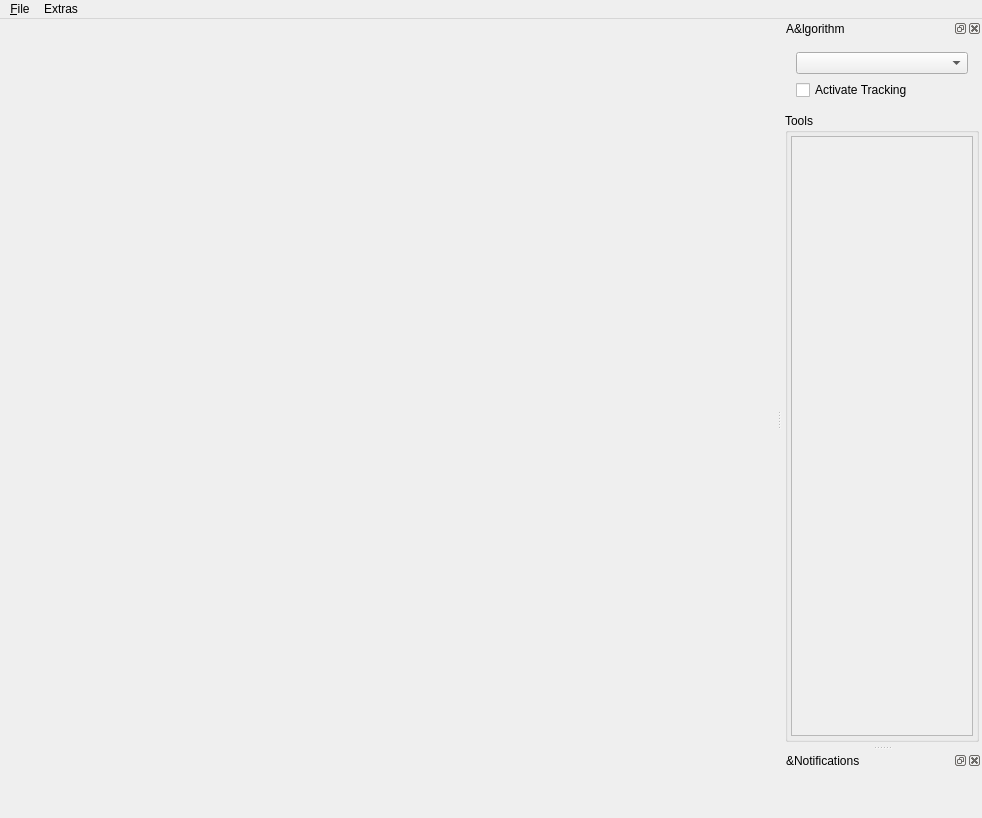
The window that BioTracker/CoreApp/BioTracker/View/MainWindow.ui (BioroboticsLab/biotracker_core) describes before a commit, drawn with Qt 5.
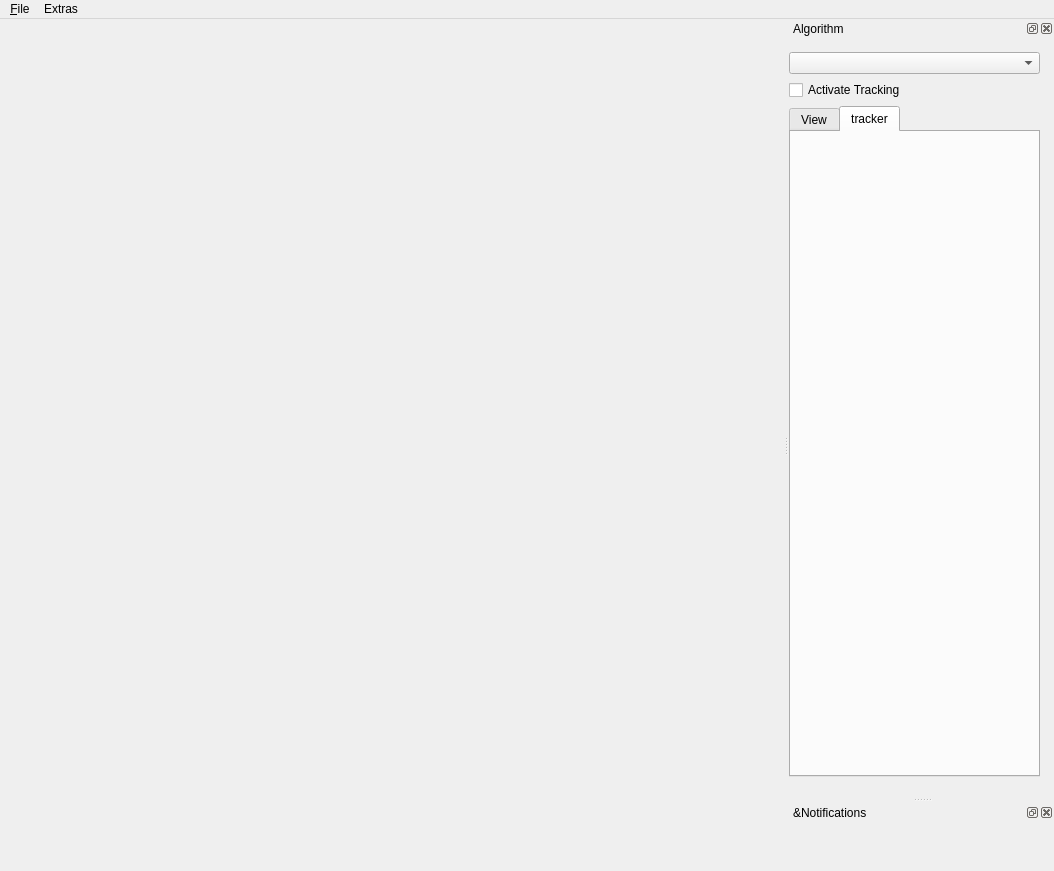
The same window after the commit.

Diff of the .ui file:
```diff
--- a/BioTracker/CoreApp/BioTracker/View/MainWindow.ui
+++ b/BioTracker/CoreApp/BioTracker/View/MainWindow.ui
@@ -6,8 +6,8 @@
    <rect>
     <x>0</x>
     <y>0</y>
-    <width>982</width>
-    <height>818</height>
+    <width>1054</width>
+    <height>871</height>
    </rect>
   </property>
   <property name="windowTitle">
@@ -158,7 +158,7 @@
     <rect>
      <x>0</x>
      <y>0</y>
-     <width>982</width>
+     <width>1054</width>
      <height>21</height>
     </rect>
    </property>
@@ -192,8 +192,8 @@
    </property>
    <property name="minimumSize">
     <size>
-     <width>200</width>
-     <height>207</height>
+     <width>265</width>
+     <height>218</height>
     </size>
    </property>
    <property name="sizeIncrement">
@@ -209,7 +209,7 @@
     </size>
    </property>
    <property name="windowTitle">
-    <string>A&amp;lgorithm</string>
+    <string>Algorithm</string>
    </property>
    <attribute name="dockWidgetArea">
     <number>2</number>
@@ -226,7 +226,7 @@
       <number>2</number>
      </property>
      <property name="leftMargin">
-      <number>3</number>
+      <number>0</number>
      </property>
      <property name="topMargin">
       <number>3</number>
@@ -252,12 +252,13 @@
         </size>
        </property>
        <layout class="QGridLayout" name="gridLayout">
+        <property name="leftMargin">
+         <number>0</number>
+        </property>
         <item row="0" column="0">
          <widget class="QComboBox" name="comboBox_TrackerSelect"/>
         </item>
         <item row="1" column="0">
-         <layout class="QHBoxLayout" name="horizontalLayout">
-          <item>
            <widget class="QCheckBox" name="checkBox_TrackingActivated">
             <property name="enabled">
              <bool>true</bool>
@@ -267,79 +268,38 @@
             </property>
            </widget>
           </item>
-         </layout>
-        </item>
-       </layout>
-      </widget>
-     </item>
-     <item>
-      <widget class="QGroupBox" name="groupBox_tools">
-       <property name="sizePolicy">
-        <sizepolicy hsizetype="MinimumExpanding" vsizetype="Expanding">
-         <horstretch>0</horstretch>
-         <verstretch>0</verstretch>
-        </sizepolicy>
-       </property>
-       <property name="title">
-        <string>Tools</string>
-       </property>
-       <property name="flat">
-        <bool>false</bool>
-       </property>
+        <item row="3" column="0">
+         <widget class="QWidget" name="widget" native="true">
        <layout class="QVBoxLayout" name="verticalLayout_4">
-        <property name="spacing">
-         <number>3</number>
-        </property>
         <property name="leftMargin">
-         <number>3</number>
+            <number>0</number>
         </property>
         <property name="topMargin">
-         <number>3</number>
+            <number>0</number>
         </property>
         <property name="rightMargin">
-         <number>3</number>
+            <number>0</number>
         </property>
         <property name="bottomMargin">
-         <number>3</number>
-        </property>
-        <item>
-         <widget class="QScrollArea" name="scrollArea">
-          <property name="sizePolicy">
-           <sizepolicy hsizetype="MinimumExpanding" vsizetype="Expanding">
-            <horstretch>0</horstretch>
-            <verstretch>0</verstretch>
-           </sizepolicy>
-          </property>
-          <property name="frameShadow">
-           <enum>QFrame::Plain</enum>
-          </property>
-          <property name="lineWidth">
            <number>0</number>
           </property>
-          <property name="verticalScrollBarPolicy">
-           <enum>Qt::ScrollBarAsNeeded</enum>
+          </layout>
+         </widget>
+        </item>
+        <item row="2" column="0">
+         <widget class="QTabWidget" name="scrollArea">
+          <property name="currentIndex">
+           <number>1</number>
           </property>
-          <property name="horizontalScrollBarPolicy">
-           <enum>Qt::ScrollBarAlwaysOff</enum>
-          </property>
-          <property name="widgetResizable">
-           <bool>true</bool>
-          </property>
-          <widget class="QWidget" name="groupBoxContents">
-           <property name="geometry">
-            <rect>
-             <x>0</x>
-             <y>0</y>
-             <width>184</width>
-             <height>554</height>
-            </rect>
-           </property>
-           <property name="sizePolicy">
-            <sizepolicy hsizetype="MinimumExpanding" vsizetype="Expanding">
-             <horstretch>0</horstretch>
-             <verstretch>0</verstretch>
-            </sizepolicy>
-           </property>
+          <widget class="QWidget" name="viewTab">
+           <attribute name="title">
+            <string>View</string>
+           </attribute>
+          </widget>
+          <widget class="QWidget" name="trackerTab">
+           <attribute name="title">
+            <string>tracker</string>
+           </attribute>
           </widget>
          </widget>
         </item>
```
Lines whose indentation alone changed are shown as unchanged.
